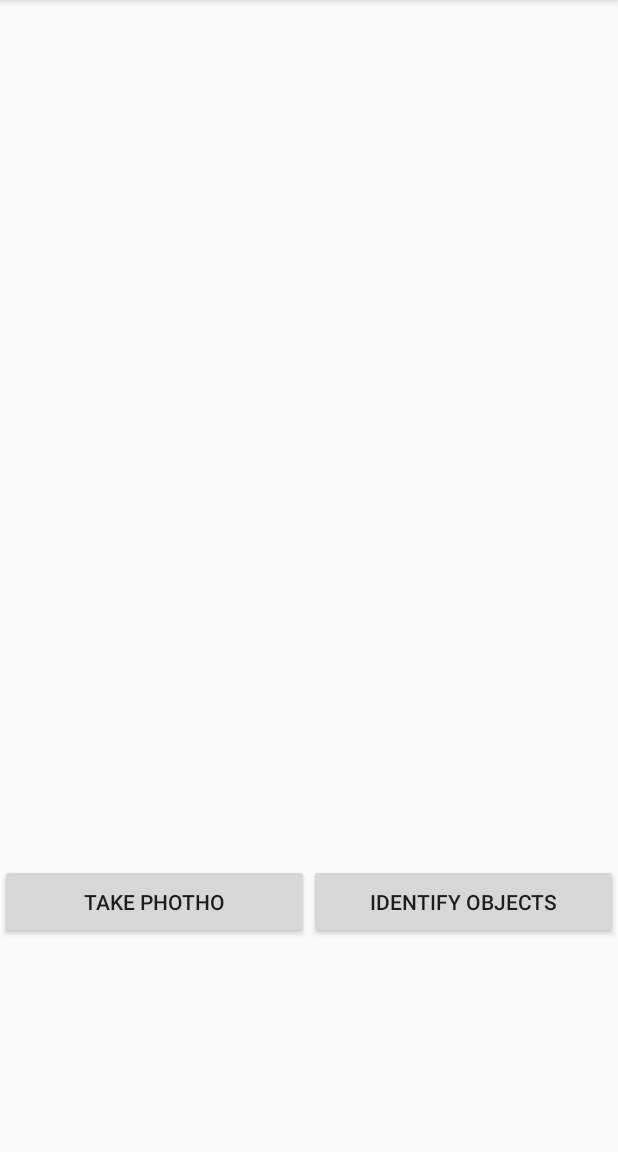
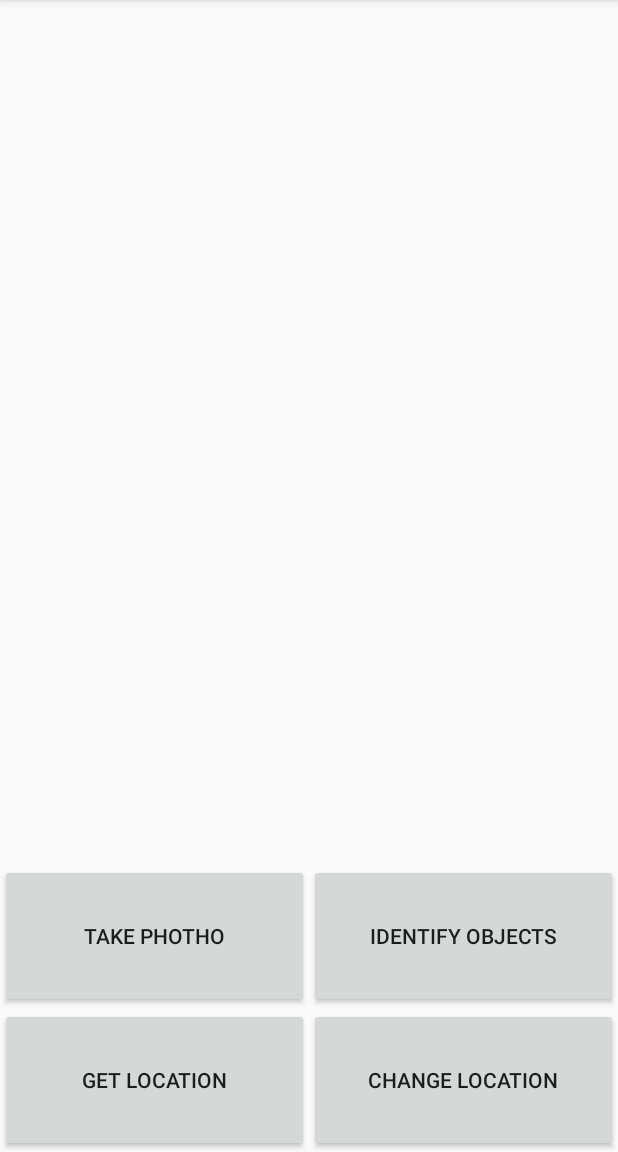
Before and after one commit to yogeshjoshi/Camera_Bear, an Android app: the screen it shows after launch (MainActivity), on a phone screen of 412 x 824 dp, the part 84-1236 px from its top. Run offline under Robolectric (Android 15) with nearby library versions, the phone set to English and light mode, and no system bars.

Commit message:
Physical Address has been decoded from longitude and Latitude

```diff
--- a/app/src/main/java/com/example/joshiyogesh/camera_bear/MainActivity.java
+++ b/app/src/main/java/com/example/joshiyogesh/camera_bear/MainActivity.java
@@ -5,6 +5,8 @@ import android.content.Intent;
 import android.content.pm.PackageManager;
 import android.graphics.Bitmap;
 import android.graphics.BitmapFactory;
+import android.location.Address;
+import android.location.Geocoder;
 import android.location.Location;
 import android.net.Uri;
 import android.os.Bundle;
@@ -23,22 +25,24 @@ import com.google.android.gms.location.LocationRequest;
 import com.google.android.gms.location.LocationServices;
 
 import java.io.File;
+import java.io.IOException;
 import java.text.SimpleDateFormat;
 import java.util.Date;
+import java.util.List;
 import java.util.Locale;
 
 public class MainActivity extends AppCompatActivity implements GoogleApiClient.ConnectionCallbacks , GoogleApiClient.OnConnectionFailedListener {
 
-    // Activity request codes
+    /*-------- Activity request codes---------*/
     private static final int CAMERA_CAPTURE_IMAGE_REQUEST_CODE = 100;
     public static final int MEDIA_TYPE_IMAGE = 1;
-    private Uri fileUri; //to store image ,, uri
+    private Uri fileUri; //to store image  uri
 
-    /*Directory Name where Image will be saved*/
+    /*--------Directory Name where Image will be saved------------*/
     private static String IMAGE_DIRECTORY_NAME = "myDirectory";
-
+    /*-------MainActivity Objects --------------*/
     ImageView imageView;
-    Button takeImageButton;
+    Button takeImageButton ,identifyObjects,getLocation,changeLocation;
 
     /*---------Google Api Client --------------*/
     GoogleApiClient mGoogleApiClient;
@@ -55,8 +59,12 @@ public class MainActivity extends AppCompatActivity implements GoogleApiClient.C
                 .addConnectionCallbacks(this)
                 .addOnConnectionFailedListener(this)
                 .build();
+        /*----------Giving objects to their Id-------*/
         imageView = (ImageView)findViewById(R.id.imageView);
         takeImageButton = (Button)findViewById(R.id.buttonClick);
+        identifyObjects = (Button)findViewById(R.id.buttonGetObjects);
+        getLocation = (Button)findViewById(R.id.getLocation);
+        changeLocation = (Button)findViewById(R.id.changeLocation);
         takeImageButton.setOnClickListener(new View.OnClickListener() {
             @Override
             public void onClick(View v) {
@@ -68,11 +76,22 @@ public class MainActivity extends AppCompatActivity implements GoogleApiClient.C
                 }
             }
         });
+        getLocation.setOnClickListener(new View.OnClickListener() {
+            @Override
+            public void onClick(View v) {
+                if (mLatitude != null && mLongitude!=null){
+                    getAddress();
+                }else {
+                    Toast.makeText(MainActivity.this,"First Check Your Internet Connection and GPS Settings"
+                    ,Toast.LENGTH_LONG).show();
+                }
+            }
+        });
 
 
 
     }
-    /*To check if this Device has Camera or Not*/
+    /*------------To check if this Device has Camera or Not------------*/
     private boolean checkCameraHardware(Context context){
         if (context.getPackageManager().hasSystemFeature(PackageManager.FEATURE_CAMERA)) {
            //this device has camera
@@ -84,7 +103,7 @@ public class MainActivity extends AppCompatActivity implements GoogleApiClient.C
             }
 
     }
-    /*Capturing image will launch camera app request capture*/
+    /*-------------Capturing image will launch camera app request capture-----------*/
     private void captureImage(){
         Intent intent = new Intent(MediaStore.ACTION_IMAGE_CAPTURE);
         fileUri = getOutputMediaFileUri(MEDIA_TYPE_IMAGE);
@@ -95,7 +114,7 @@ public class MainActivity extends AppCompatActivity implements GoogleApiClient.C
     * Helper methods ------------------------------------------------------------
     * */
     /*
-    * Creating file uri to store image
+    * ------------Creating file uri to store image
     * */
     public Uri getOutputMediaFileUri(int type){
      return Uri.fromFile(getOutputMediaFile(type));
@@ -111,7 +130,7 @@ public class MainActivity extends AppCompatActivity implements GoogleApiClient.C
                 return null;
             }
         }
-        // Create a media file name
+        /*------ Create a media file name i.e Image Name------*/
         String timeStamp = new SimpleDateFormat("yyyyMMdd_HHmmss",
                 Locale.getDefault()).format(new Date());
         File mediaFile;
@@ -147,7 +166,7 @@ public class MainActivity extends AppCompatActivity implements GoogleApiClient.C
         }
     }
 
-    /*methods to display Image Which Has been Clicked By User*/
+    /*----------methods to display Image Which Has been Clicked By User--------*/
     private void preViewCaptureImage(){
        try {
         /*Bitmap using for Image*/
@@ -179,7 +198,7 @@ public class MainActivity extends AppCompatActivity implements GoogleApiClient.C
     }
 
 
-    /*---used for getting location only ----*/
+    /*------used for getting location only ---------*/
     public void onStart(){
         mGoogleApiClient.connect();
         super.onStart();
@@ -214,4 +233,22 @@ public class MainActivity extends AppCompatActivity implements GoogleApiClient.C
         Log.i("LOG_TAG","Google Api Connection Has been Failed");
     }
 
+    public void getAddress(){
+        String city =null;
+        String state = null;
+        String country = null;
+        Geocoder geocoder = new Geocoder(MainActivity.this,Locale.getDefault());
+        try {
+            List<Address> addresses = geocoder.getFromLocation(Double.parseDouble(mLatitude),Double.parseDouble(mLongitude),1);
+            city = addresses.get(0).getLocality();
+            state = addresses.get(0).getAdminArea();
+            country = addresses.get(0).getCountryName();
+        } catch (IOException e) {
+            e.printStackTrace();
+        }
+        /*-----Toast is applied for only testing Purpose------*/
+        Toast.makeText(MainActivity.this,"City :: "+city + " State ::"+state+
+                " Country ::" +country,Toast.LENGTH_LONG ).show();
+    }
+
 }
--- a/app/src/main/res/layout/activity_main.xml
+++ b/app/src/main/res/layout/activity_main.xml
@@ -13,23 +13,42 @@
             android:layout_height="0dp"
             android:id="@+id/imageView"/>
     <LinearLayout
-        android:layout_weight="1"
+        android:layout_weight=".5"
         android:layout_width="match_parent"
         android:layout_height="0dp"
         android:weightSum="2"
         android:orientation="horizontal">
         <Button
             android:layout_width="0dp"
-            android:layout_height="50dp"
+            android:layout_height="match_parent"
             android:id="@+id/buttonClick"
             android:layout_weight="1"
             android:text="Take Photho"/>
         <Button
             android:layout_width="0dp"
-            android:layout_height="50dp"
+            android:layout_height="match_parent"
             android:layout_weight="1"
             android:id="@+id/buttonGetObjects"
             android:text="Identify Objects"/>
     </LinearLayout>
+    <LinearLayout
+        android:layout_weight="0.5"
+        android:layout_width="match_parent"
+        android:layout_height="0dp"
+        android:weightSum="2"
+        android:orientation="horizontal">
+        <Button
+            android:layout_weight="1"
+            android:layout_width="0dp"
+            android:layout_height="match_parent"
+            android:id="@+id/getLocation"
+            android:text="Get Location"/>
+        <Button
+            android:layout_weight="1"
+            android:layout_width="0dp"
+            android:layout_height="match_parent"
+            android:id="@+id/changeLocation"
+            android:text="Change Location"/>
+    </LinearLayout>
 
 </LinearLayout>
```
